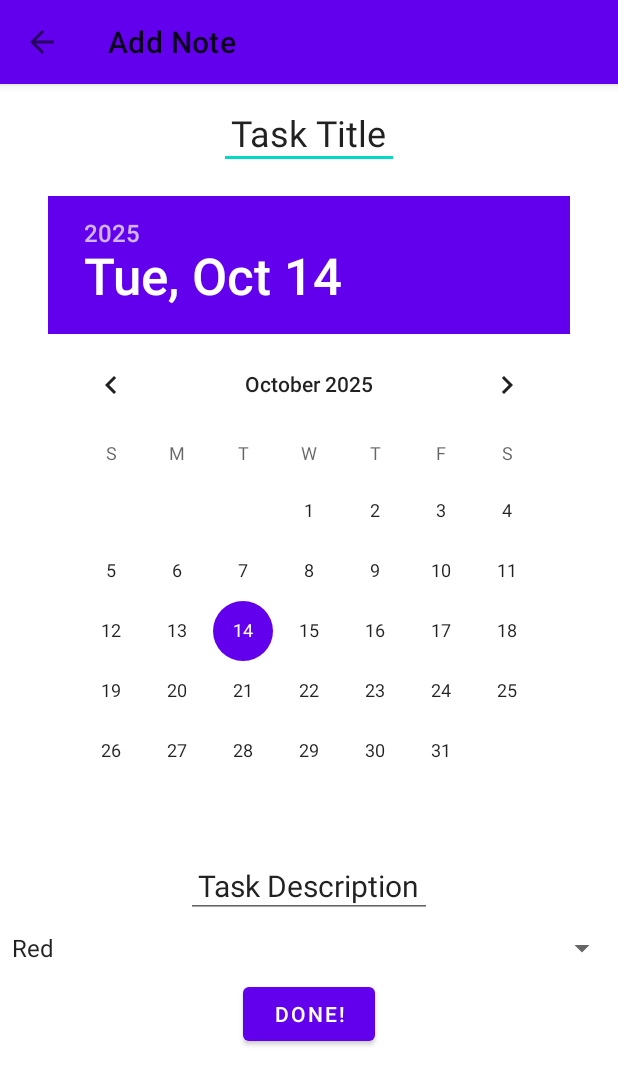
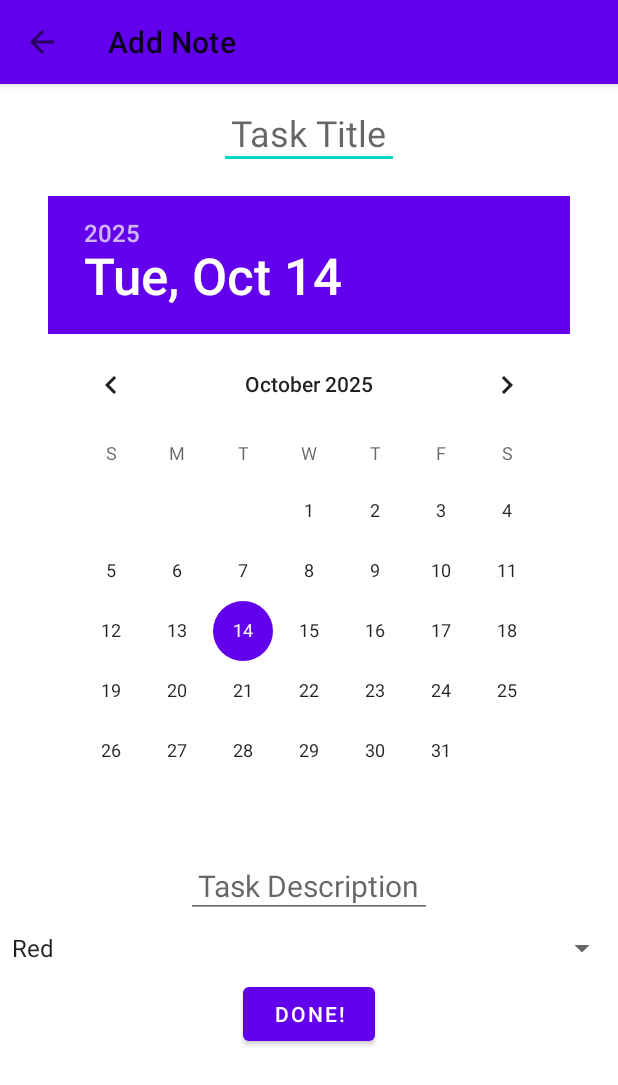
Before and after one commit to Kianmhz/Mobile_Lab, an Android app: the AddNoteActivity screen opened directly, with no data from a screen before it, on a phone screen of 412 x 824 dp. Shown: the top 1085 px of the screen. Run offline under Robolectric (Android 15) with nearby library versions, the phone set to English and light mode, and no system bars.

Commit message:
updated text fields on add note screen

```diff
--- a/app/src/main/res/layout/activity_add_note.xml
+++ b/app/src/main/res/layout/activity_add_note.xml
@@ -26,7 +26,7 @@
         android:id="@+id/tasktitle"
         android:layout_width="wrap_content"
         android:layout_height="wrap_content"
-        android:text="Task Title"
+        android:hint="Task Title"
         android:textSize="24sp"
         android:padding="8dp"
         android:layout_marginTop="8dp"
@@ -45,7 +45,7 @@
         android:id="@+id/taskDesc"
         android:layout_width="wrap_content"
         android:layout_height="wrap_content"
-        android:text="Task Description"
+        android:hint="Task Description"
         android:textSize="20sp"
         android:padding="8dp"
         android:layout_marginTop="8dp"
```
